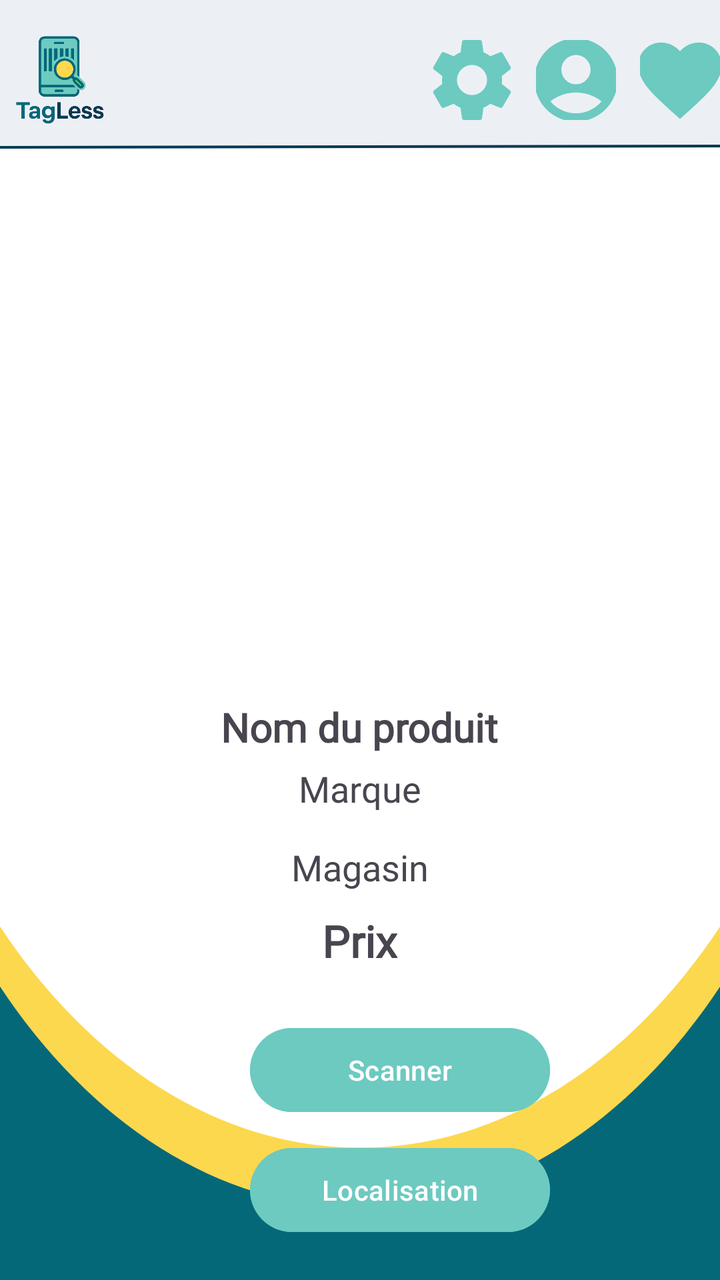
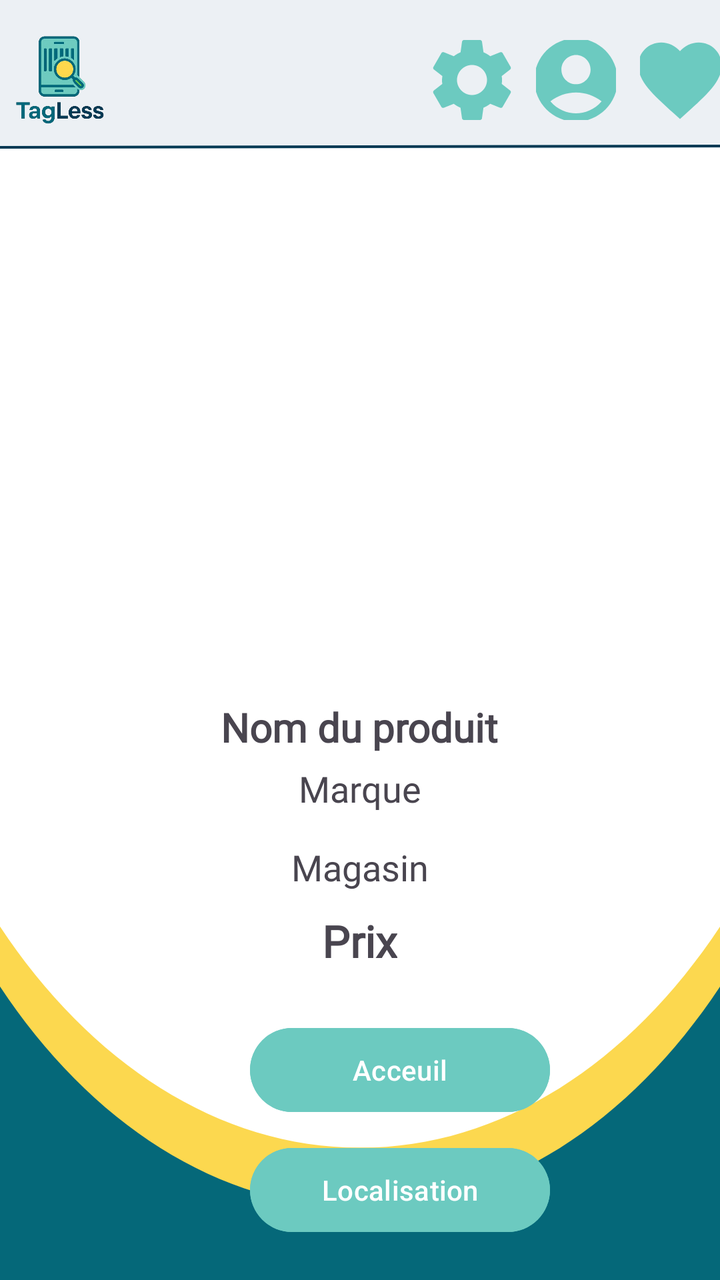

Before-and-after screenshots of an Android layout around one commit, followed by the original layout XML and the change that was made.
<!-- AndroidManifest.xml: application theme Theme.MyApplication -->
<!-- res/layout/fragment_product.xml -->
<?xml version="1.0" encoding="utf-8"?>
<ScrollView xmlns:android="http://schemas.android.com/apk/res/android"
    xmlns:tools="http://schemas.android.com/tools"
    xmlns:app="http://schemas.android.com/apk/res-auto"
    android:layout_width="match_parent"
    android:layout_height="match_parent"
    android:background="@drawable/bg">

    <LinearLayout
        android:orientation="vertical"
        android:layout_width="match_parent"
        android:layout_height="wrap_content"
        >


        


        

        <LinearLayout
            android:layout_width="match_parent"
            android:layout_height="wrap_content"
            android:gravity="center_vertical"
            android:orientation="horizontal"
            android:layout_marginTop="10dp">

            
            <ImageView
                android:id="@+id/logo"
                android:layout_width="60dp"
                android:layout_height="60dp"
                android:src="@drawable/logo" />

            
            <View
                android:layout_width="0dp"
                android:layout_height="1dp"
                android:layout_weight="2" />

            
            <ImageButton
                android:id="@+id/buttonParametre"
                android:layout_width="40dp"
                android:layout_height="40dp"
                android:layout_marginEnd="12dp"
                android:background="?attr/selectableItemBackgroundBorderless"
                android:src="@drawable/icon_parametre" />

            <ImageButton
                android:id="@+id/buttonProfil"
                android:layout_width="40dp"
                android:layout_height="40dp"
                android:layout_marginEnd="12dp"
                android:background="?attr/selectableItemBackgroundBorderless"
                android:src="@drawable/icon_account" />

            <ImageButton
                android:id="@+id/buttonFav"
                android:layout_width="40dp"
                android:layout_height="40dp"
                android:background="?attr/selectableItemBackgroundBorderless"
                android:src="@drawable/icon_favorite_full" />
        </LinearLayout>

        <LinearLayout
            android:layout_width="match_parent"
            android:layout_height="wrap_content"
            android:gravity="center_horizontal"
            android:orientation="vertical">

            <ImageView
                android:id="@+id/ivProduct"
                android:layout_width="200dp"
                android:layout_height="200dp"
                android:layout_marginBottom="20dp"
                android:layout_marginTop="50dp"
                android:adjustViewBounds="true"
                android:scaleType="fitCenter"/>

            <TextView
                android:id="@+id/tvName"
                android:layout_width="wrap_content"
                android:layout_height="wrap_content"
                android:text="Nom du produit"
                android:textStyle="bold"
                android:fontFamily="@font/montserratbold"
                android:textSize="20sp"
                android:layout_marginTop="10dp" />

            <TextView
                android:id="@+id/tvBrand"
                android:layout_width="wrap_content"
                android:layout_height="wrap_content"
                android:text="Marque"
                android:textSize="18sp"
                android:fontFamily="@font/montserratregular"
                android:layout_marginTop="5dp" />

            <TextView
                android:id="@+id/tvStore"
                android:layout_width="wrap_content"
                android:layout_height="wrap_content"
                android:text="Magasin"
                android:fontFamily="@font/montserratregular"
                android:textSize="18sp"
                android:layout_marginTop="15dp" />

            <TextView
                android:id="@+id/tvPrice"
                android:layout_width="wrap_content"
                android:layout_height="wrap_content"
                android:text="Prix"
                android:textStyle="bold"
                android:fontFamily="@font/montserratbold"
                android:textSize="22sp"
                android:layout_marginTop="10dp" />
        </LinearLayout>

        <Button
            android:id="@+id/buttonRescan"
            android:layout_width="150dp"
            android:layout_height="50dp"
            android:text="@string/scanner"
            android:layout_marginTop="25dp"
            android:backgroundTint="@color/turquoise"
            android:layout_marginStart="125dp"
            android:textColor="@android:color/white"/>

        <Button
            android:id="@+id/buttonOpenMaps"
            android:layout_width="150dp"
            android:layout_height="50dp"
            android:layout_marginStart="125dp"
            android:text="Localisation"
            android:layout_marginTop="10dp"
            android:backgroundTint="@color/turquoise"
            android:textColor="@android:color/white"/>
    </LinearLayout>

    </ScrollView>
<!-- resources referenced by this layout -->
<resources>
  <color name="turquoise">#6CCAC0</color>
  <!-- drawable bg: png bitmap (drawable, 29068 bytes) -->
  <!-- drawable icon_account (drawable) -->
  <vector xmlns:android="http://schemas.android.com/apk/res/android" android:height="50dp" android:tint="@color/turquoise" android:viewportHeight="24" android:viewportWidth="24" android:width="50dp">
        
      <path android:fillColor="@android:color/white" android:pathData="M12,2C6.48,2 2,6.48 2,12s4.48,10 10,10s10,-4.48 10,-10S17.52,2 12,2zM12,6c1.93,0 3.5,1.57 3.5,3.5S13.93,13 12,13s-3.5,-1.57 -3.5,-3.5S10.07,6 12,6zM12,20c-2.03,0 -4.43,-0.82 -6.14,-2.88C7.55,15.8 9.68,15 12,15s4.45,0.8 6.14,2.12C16.43,19.18 14.03,20 12,20z"/>
      
  </vector>
  <!-- drawable icon_favorite_full (drawable) -->
  <vector xmlns:android="http://schemas.android.com/apk/res/android" android:height="50dp" android:tint="@color/turquoise" android:viewportHeight="24" android:viewportWidth="24" android:width="50dp">
        
      <path android:fillColor="@android:color/white" android:pathData="M12,21.35l-1.45,-1.32C5.4,15.36 2,12.28 2,8.5 2,5.42 4.42,3 7.5,3c1.74,0 3.41,0.81 4.5,2.09C13.09,3.81 14.76,3 16.5,3 19.58,3 22,5.42 22,8.5c0,3.78 -3.4,6.86 -8.55,11.54L12,21.35z"/>
      
  </vector>
  <!-- drawable icon_parametre (drawable) -->
  <vector xmlns:android="http://schemas.android.com/apk/res/android" android:height="50dp" android:tint="@color/turquoise" android:viewportHeight="24" android:viewportWidth="24" android:width="50dp">
        
      <path android:fillColor="@android:color/white" android:pathData="M19.14,12.94c0.04,-0.3 0.06,-0.61 0.06,-0.94c0,-0.32 -0.02,-0.64 -0.07,-0.94l2.03,-1.58c0.18,-0.14 0.23,-0.41 0.12,-0.61l-1.92,-3.32c-0.12,-0.22 -0.37,-0.29 -0.59,-0.22l-2.39,0.96c-0.5,-0.38 -1.03,-0.7 -1.62,-0.94L14.4,2.81c-0.04,-0.24 -0.24,-0.41 -0.48,-0.41h-3.84c-0.24,0 -0.43,0.17 -0.47,0.41L9.25,5.35C8.66,5.59 8.12,5.92 7.63,6.29L5.24,5.33c-0.22,-0.08 -0.47,0 -0.59,0.22L2.74,8.87C2.62,9.08 2.66,9.34 2.86,9.48l2.03,1.58C4.84,11.36 4.8,11.69 4.8,12s0.02,0.64 0.07,0.94l-2.03,1.58c-0.18,0.14 -0.23,0.41 -0.12,0.61l1.92,3.32c0.12,0.22 0.37,0.29 0.59,0.22l2.39,-0.96c0.5,0.38 1.03,0.7 1.62,0.94l0.36,2.54c0.05,0.24 0.24,0.41 0.48,0.41h3.84c0.24,0 0.44,-0.17 0.47,-0.41l0.36,-2.54c0.59,-0.24 1.13,-0.56 1.62,-0.94l2.39,0.96c0.22,0.08 0.47,0 0.59,-0.22l1.92,-3.32c0.12,-0.22 0.07,-0.47 -0.12,-0.61L19.14,12.94zM12,15.6c-1.98,0 -3.6,-1.62 -3.6,-3.6s1.62,-3.6 3.6,-3.6s3.6,1.62 3.6,3.6S13.98,15.6 12,15.6z"/>
      
  </vector>
  <!-- drawable logo: png bitmap (drawable, 113760 bytes) -->
  <string name="scanner">Scanner</string>
  <style name="Theme.MyApplication" parent="Base.Theme.MyApplication" />
  <style name="Base.Theme.MyApplication" parent="Theme.Material3.DayNight.NoActionBar">
          
          
      </style>
</resources>

<!-- the commit's change to res/layout/fragment_product.xml (unified diff, before → after) -->
@@ -118,17 +118,17 @@
         </LinearLayout>
 
         <Button
-            android:id="@+id/buttonRescan"
+            android:id="@+id/btnRescan"
             android:layout_width="150dp"
             android:layout_height="50dp"
-            android:text="@string/scanner"
+            android:text="Acceuil"
             android:layout_marginTop="25dp"
             android:backgroundTint="@color/turquoise"
             android:layout_marginStart="125dp"
             android:textColor="@android:color/white"/>
 
         <Button
-            android:id="@+id/buttonOpenMaps"
+            android:id="@+id/btnOpenMaps"
             android:layout_width="150dp"
             android:layout_height="50dp"
             android:layout_marginStart="125dp"
<!-- resource entries referenced after the edit -->
@@ -21,7 +21,6 @@
       
   </vector>
   <!-- drawable logo: png bitmap (drawable, 113760 bytes) -->
-  <string name="scanner">Scanner</string>
   <style name="Theme.MyApplication" parent="Base.Theme.MyApplication" />
   <style name="Base.Theme.MyApplication" parent="Theme.Material3.DayNight.NoActionBar">
           
